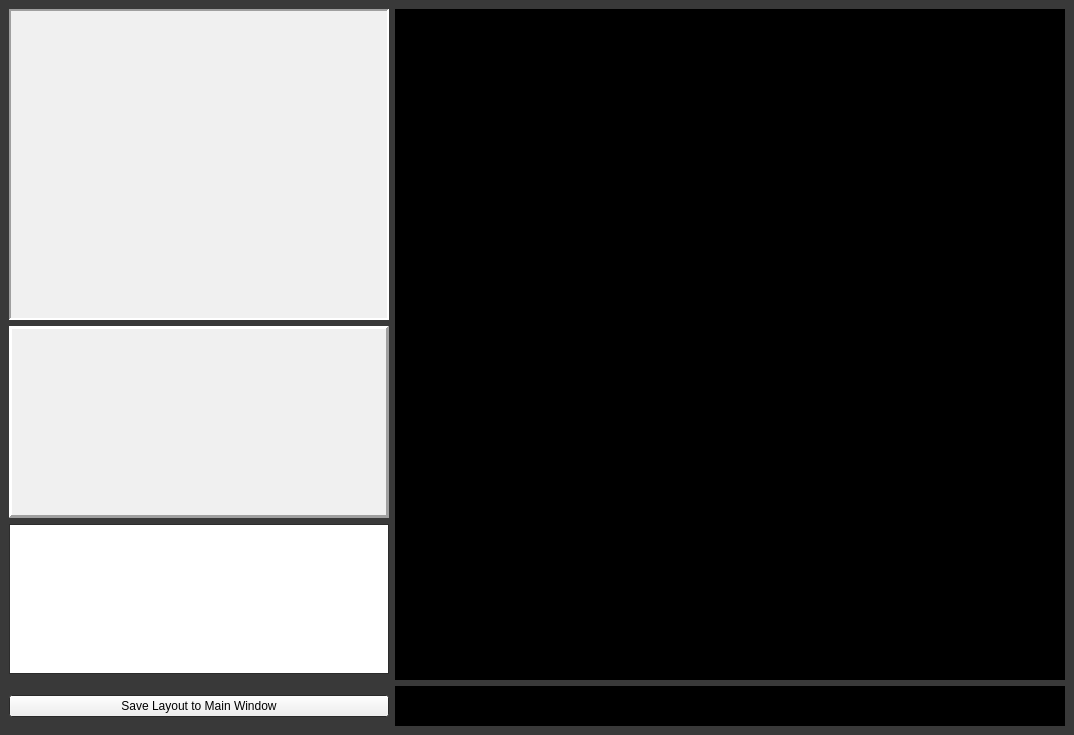
e3da/PowerSynth1-src, file powercad/sol_browser/ui/graphing_form.ui: the form before one commit.
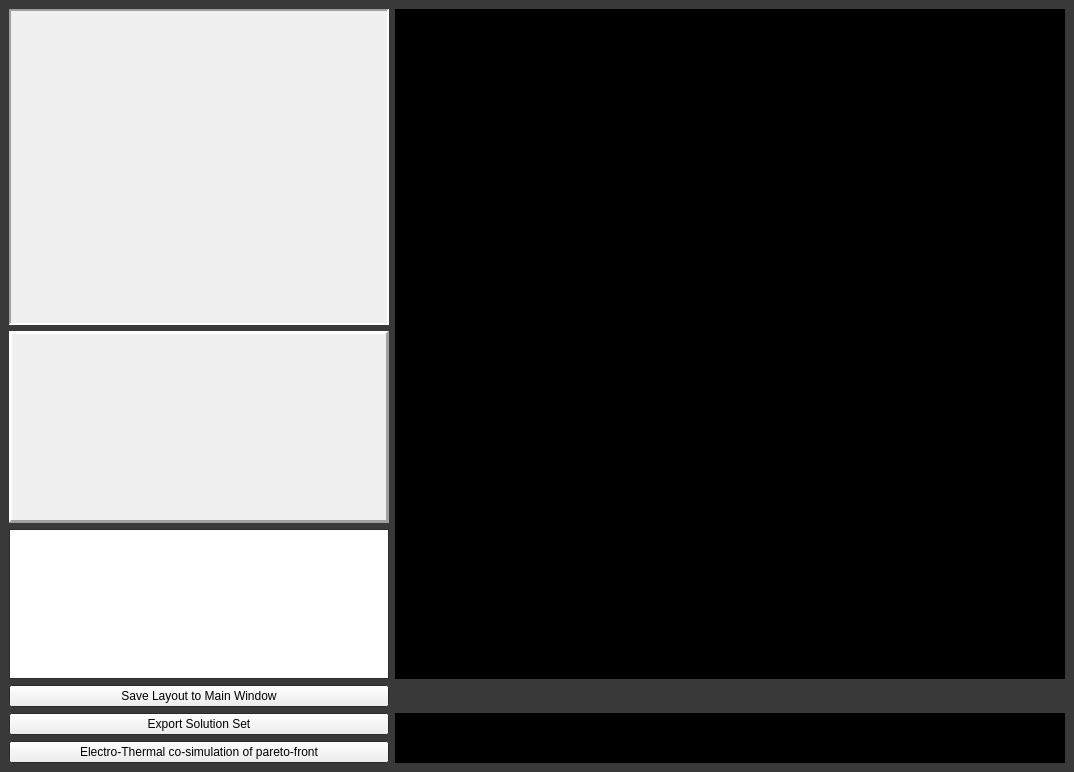
The form after the commit.

Diff of the .ui file:
```diff
--- a/powercad/sol_browser/ui/graphing_form.ui
+++ b/powercad/sol_browser/ui/graphing_form.ui
@@ -7,7 +7,7 @@
     <x>0</x>
     <y>0</y>
     <width>1074</width>
-    <height>735</height>
+    <height>772</height>
    </rect>
   </property>
   <property name="sizePolicy">
@@ -91,48 +91,6 @@
   </property>
   <widget class="QWidget" name="centralwidget">
    <layout class="QGridLayout" name="gridLayout">
-    <item row="0" column="1" rowspan="4">
-     <widget class="QWidget" name="plot_widget" native="true">
-      <property name="sizePolicy">
-       <sizepolicy hsizetype="Preferred" vsizetype="Preferred">
-        <horstretch>0</horstretch>
-        <verstretch>0</verstretch>
-       </sizepolicy>
-      </property>
-      <property name="minimumSize">
-       <size>
-        <width>594</width>
-        <height>584</height>
-       </size>
-      </property>
-      <property name="autoFillBackground">
-       <bool>false</bool>
-      </property>
-      <property name="styleSheet">
-       <string notr="true">background-color: rgb(0, 0, 0);</string>
-      </property>
-     </widget>
-    </item>
-    <item row="5" column="0">
-     <widget class="QPushButton" name="bnt_saveLayout">
-      <property name="text">
-       <string>Save Layout to Main Window</string>
-      </property>
-     </widget>
-    </item>
-    <item row="5" column="1">
-     <widget class="QWidget" name="navbar_widget" native="true">
-      <property name="minimumSize">
-       <size>
-        <width>594</width>
-        <height>40</height>
-       </size>
-      </property>
-      <property name="styleSheet">
-       <string notr="true">background-color: rgb(0, 0, 0);</string>
-      </property>
-     </widget>
-    </item>
     <item row="0" column="0">
      <widget class="QScrollArea" name="scrl_objectivesWindow">
       <property name="sizePolicy">
@@ -238,12 +196,34 @@
          <x>0</x>
          <y>0</y>
          <width>376</width>
-         <height>307</height>
+         <height>309</height>
         </rect>
        </property>
       </widget>
      </widget>
     </item>
+    <item row="0" column="1" rowspan="3">
+     <widget class="QWidget" name="plot_widget" native="true">
+      <property name="sizePolicy">
+       <sizepolicy hsizetype="Preferred" vsizetype="Preferred">
+        <horstretch>0</horstretch>
+        <verstretch>0</verstretch>
+       </sizepolicy>
+      </property>
+      <property name="minimumSize">
+       <size>
+        <width>594</width>
+        <height>584</height>
+       </size>
+      </property>
+      <property name="autoFillBackground">
+       <bool>false</bool>
+      </property>
+      <property name="styleSheet">
+       <string notr="true">background-color: rgb(0, 0, 0);</string>
+      </property>
+     </widget>
+    </item>
     <item row="1" column="0">
      <widget class="QGraphicsView" name="gfx_layoutPreview">
       <property name="sizePolicy">
@@ -310,6 +290,40 @@
       </property>
      </widget>
     </item>
+    <item row="3" column="0">
+     <widget class="QPushButton" name="bnt_saveLayout">
+      <property name="text">
+       <string>Save Layout to Main Window</string>
+      </property>
+     </widget>
+    </item>
+    <item row="4" column="0">
+     <widget class="QPushButton" name="btn_export_csv">
+      <property name="text">
+       <string>Export Solution Set</string>
+      </property>
+     </widget>
+    </item>
+    <item row="4" column="1" rowspan="2">
+     <widget class="QWidget" name="navbar_widget" native="true">
+      <property name="minimumSize">
+       <size>
+        <width>594</width>
+        <height>40</height>
+       </size>
+      </property>
+      <property name="styleSheet">
+       <string notr="true">background-color: rgb(0, 0, 0);</string>
+      </property>
+     </widget>
+    </item>
+    <item row="5" column="0">
+     <widget class="QPushButton" name="Electro_Thermal_btn">
+      <property name="text">
+       <string>Electro-Thermal co-simulation of pareto-front</string>
+      </property>
+     </widget>
+    </item>
    </layout>
   </widget>
   <action name="action_save_image">
```
